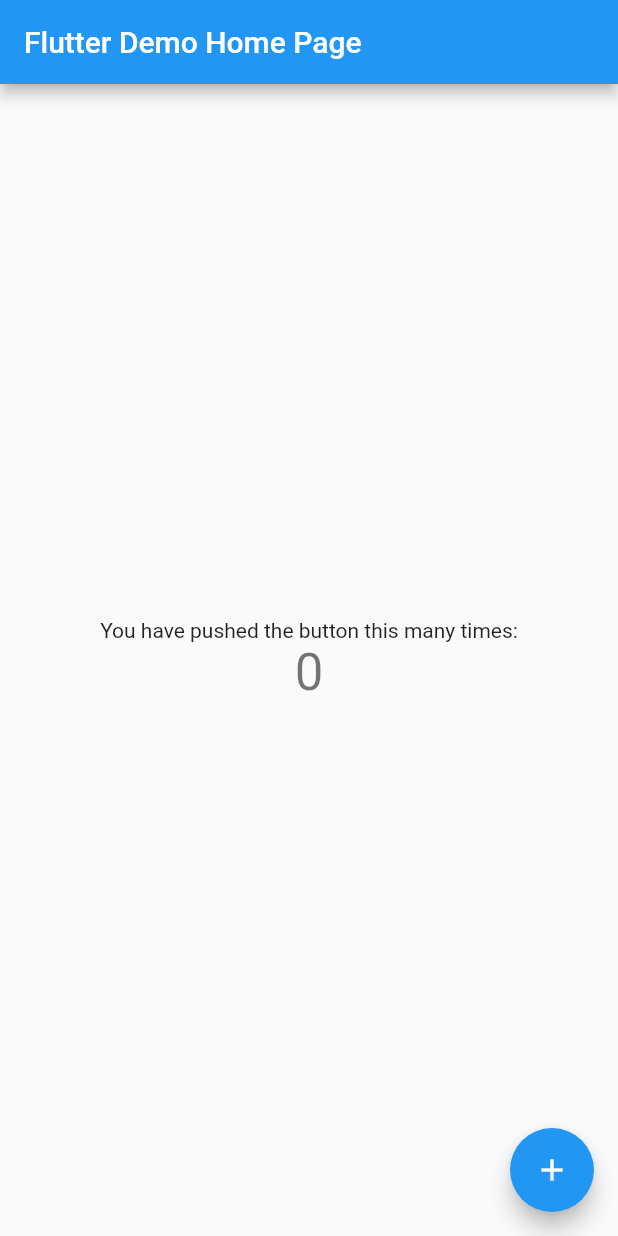
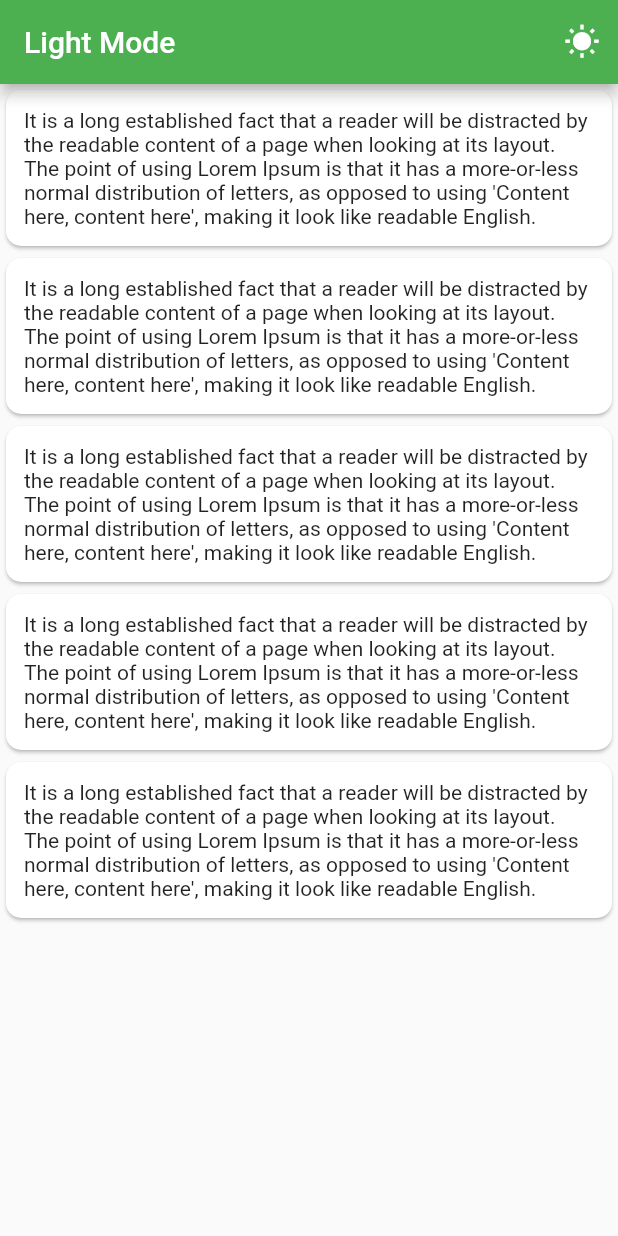
Before and after one commit to Emanuel-DSC/QuickGrid, a Flutter app: the screen it shows after launch, on a phone screen of 412 x 824 dp. Run offline on Flutter 3.47's test engine with Material 2 defaults, Android fonts, the light colour scheme and no system bars; our stand-ins replace shared_preferences.

Commit message:
Theme change

```diff
--- a/lib/main.dart
+++ b/lib/main.dart
@@ -1,4 +1,7 @@
 import 'package:flutter/material.dart';
+import 'package:provider/provider.dart';
+import 'pages/home_page.dart';
+import 'themes/models/theme_models.dart';
 
 void main() {
   runApp(const MyApp());
@@ -7,109 +10,27 @@
 class MyApp extends StatelessWidget {
   const MyApp({super.key});
 
-  // This widget is the root of your application.
   @override
   Widget build(BuildContext context) {
-    return MaterialApp(
-      title: 'Flutter Demo',
-      theme: ThemeData(
-        // This is the theme of your application.
-        //
-        // Try running your application with "flutter run". You'll see the
-        // application has a blue toolbar. Then, without quitting the app, try
-        // changing the primarySwatch below to Colors.green and then invoke
-        // "hot reload" (press "r" in the console where you ran "flutter run",
-        // or simply save your changes to "hot reload" in a Flutter IDE).
-        // Notice that the counter didn't reset back to zero; the application
-        // is not restarted.
-        primarySwatch: Colors.blue,
-      ),
-      home: const MyHomePage(title: 'Flutter Demo Home Page'),
+    return ChangeNotifierProvider(
+      create: (_) => ModelTheme(),
+      child: Consumer<ModelTheme>(
+          builder: (context, ModelTheme themeNotifier, child) {
+        return MaterialApp(
+          title: 'Flutter Demo',
+          theme: themeNotifier.isDark
+              ? ThemeData(
+                  brightness: Brightness.dark,
+                )
+              : ThemeData(
+                  brightness: Brightness.light,
+                  primaryColor: Colors.green,
+                  primarySwatch: Colors.green
+                ),
+          debugShowCheckedModeBanner: false,
+          home:const HomePage(),
+        );
+      }),
     );
   }
 }
-
-class MyHomePage extends StatefulWidget {
-  const MyHomePage({super.key, required this.title});
-
-  // This widget is the home page of your application. It is stateful, meaning
-  // that it has a State object (defined below) that contains fields that affect
-  // how it looks.
-
-  // This class is the configuration for the state. It holds the values (in this
-  // case the title) provided by the parent (in this case the App widget) and
-  // used by the build method of the State. Fields in a Widget subclass are
-  // always marked "final".
-
-  final String title;
-
-  @override
-  State<MyHomePage> createState() => _MyHomePageState();
-}
-
-class _MyHomePageState extends State<MyHomePage> {
-  int _counter = 0;
-
-  void _incrementCounter() {
-    setState(() {
-      // This call to setState tells the Flutter framework that something has
-      // changed in this State, which causes it to rerun the build method below
-      // so that the display can reflect the updated values. If we changed
-      // _counter without calling setState(), then the build method would not be
-      // called again, and so nothing would appear to happen.
-      _counter++;
-    });
-  }
-
-  @override
-  Widget build(BuildContext context) {
-    // This method is rerun every time setState is called, for instance as done
-    // by the _incrementCounter method above.
-    //
-    // The Flutter framework has been optimized to make rerunning build methods
-    // fast, so that you can just rebuild anything that needs updating rather
-    // than having to individually change instances of widgets.
-    return Scaffold(
-      appBar: AppBar(
-        // Here we take the value from the MyHomePage object that was created by
-        // the App.build method, and use it to set our appbar title.
-        title: Text(widget.title),
-      ),
-      body: Center(
-        // Center is a layout widget. It takes a single child and positions it
-        // in the middle of the parent.
-        child: Column(
-          // Column is also a layout widget. It takes a list of children and
-          // arranges them vertically. By default, it sizes itself to fit its
-          // children horizontally, and tries to be as tall as its parent.
-          //
-          // Invoke "debug painting" (press "p" in the console, choose the
-          // "Toggle Debug Paint" action from the Flutter Inspector in Android
-          // Studio, or the "Toggle Debug Paint" command in Visual Studio Code)
-          // to see the wireframe for each widget.
-          //
-          // Column has various properties to control how it sizes itself and
-          // how it positions its children. Here we use mainAxisAlignment to
-          // center the children vertically; the main axis here is the vertical
-          // axis because Columns are vertical (the cross axis would be
-          // horizontal).
-          mainAxisAlignment: MainAxisAlignment.center,
-          children: <Widget>[
-            const Text(
-              'You have pushed the button this many times:',
-            ),
-            Text(
-              '$_counter',
-              style: Theme.of(context).textTheme.headlineMedium,
-            ),
-          ],
-        ),
-      ),
-      floatingActionButton: FloatingActionButton(
-        onPressed: _incrementCounter,
-        tooltip: 'Increment',
-        child: const Icon(Icons.add),
-      ), // This trailing comma makes auto-formatting nicer for build methods.
-    );
-  }
-}
--- /dev/null
+++ b/lib/pages/home_page.dart
@@ -0,0 +1,50 @@
+import 'package:flutter/material.dart';
+import 'package:provider/provider.dart';
+import '../themes/models/theme_models.dart';
+
+class HomePage extends StatefulWidget {
+  const HomePage({Key? key}) : super(key: key);
+
+  @override
+  MyHomePageState createState() => MyHomePageState();
+}
+
+class MyHomePageState extends State<HomePage> {
+  @override
+  Widget build(BuildContext context) {
+    return Consumer<ModelTheme>(
+        builder: (context, ModelTheme themeNotifier, child) {
+      return Scaffold(
+        appBar: AppBar(
+          title: Text(themeNotifier.isDark ? "Dark Mode" : "Light Mode"),
+          actions: [
+            IconButton(
+                icon: Icon(themeNotifier.isDark
+                    ? Icons.nightlight_round
+                    : Icons.wb_sunny),
+                onPressed: () {
+                  themeNotifier.isDark
+                      ? themeNotifier.isDark = false
+                      : themeNotifier.isDark = true;
+                })
+          ],
+        ),
+        body: ListView.builder(
+          itemCount:5,
+          itemBuilder: (BuildContext context, int index) {
+          return Card(
+            shape: RoundedRectangleBorder(
+                borderRadius: BorderRadius.circular(10)),
+            child:const Padding(
+              padding:  EdgeInsets.all(12.0),
+              child: Text(
+                "It is a long established fact that a reader will be distracted by the readable content of a page when looking at its layout. The point of using Lorem Ipsum is that it has a more-or-less normal distribution of letters, as opposed to using 'Content here, content here', making it look like readable English.",
+                style: TextStyle(fontSize: 14),
+              ),
+            ),
+          );
+        }),
+      );
+    });
+  }
+}
--- /dev/null
+++ b/lib/themes/models/theme_models.dart
@@ -0,0 +1,25 @@
+import 'package:flutter/material.dart';
+import '../theme_preferences.dart';
+
+class ModelTheme extends ChangeNotifier {
+  late bool _isDark;
+  late MyThemePreferences _preferences;
+  bool get isDark => _isDark;
+
+  ModelTheme() {
+    _isDark = false;
+    _preferences = MyThemePreferences();
+    getPreferences();
+  }
+
+  set isDark(bool value) {
+    _isDark = value;
+    _preferences.setTheme(value);
+    notifyListeners();
+  }
+
+  getPreferences() async {
+    _isDark = await _preferences.getTheme();
+    notifyListeners();
+  }
+}
--- /dev/null
+++ b/lib/themes/theme_preferences.dart
@@ -0,0 +1,15 @@
+import 'package:shared_preferences/shared_preferences.dart';
+
+class MyThemePreferences {
+  static const themeKey = "theme_key";
+
+  setTheme(bool value) async {
+    SharedPreferences sharedPreferences = await SharedPreferences.getInstance();
+    sharedPreferences.setBool(themeKey, value);
+  }
+
+  getTheme() async {
+    SharedPreferences sharedPreferences = await SharedPreferences.getInstance();
+    return sharedPreferences.getBool(themeKey) ?? false;
+  }
+}
```
Also changed, not shown: pubspec.yaml (+2 -24 lines), pubspec.lock, 1 other file.
